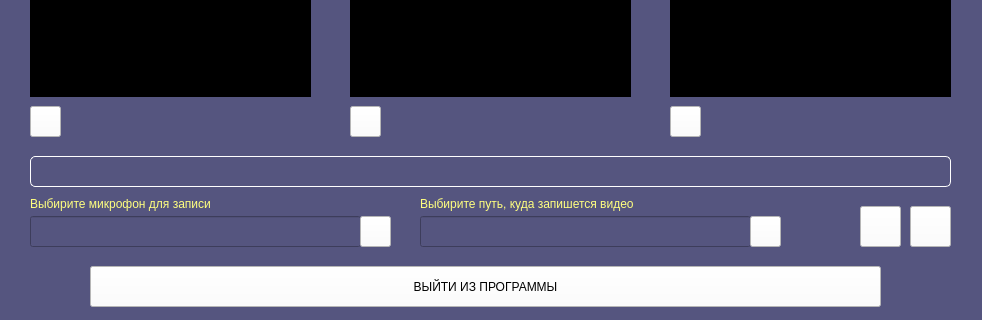
dimanchik79/ScoolCam, file GUI/main.ui: the form before one commit; both pictures show x 0 to 982 and y 544 to 864 of the 982 by 864 pixel window.
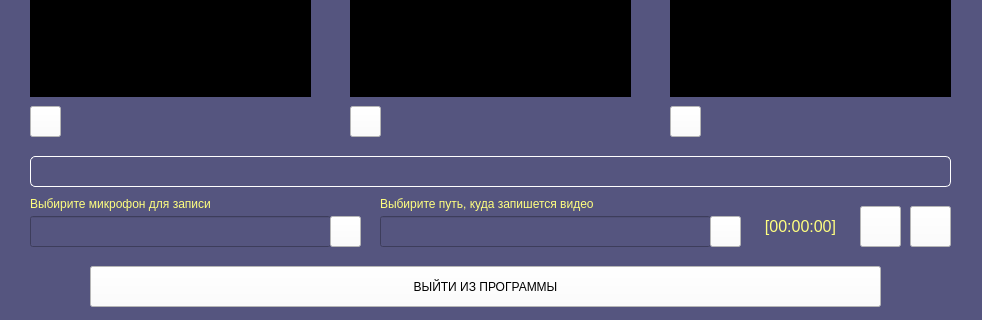
The form after the commit. Icons and pictures are not drawn.

Commit message: add sert_time

What changed in the file:
```diff
--- a/GUI/main.ui
+++ b/GUI/main.ui
@@ -51,7 +51,7 @@
      <rect>
       <x>30</x>
       <y>760</y>
-      <width>331</width>
+      <width>301</width>
       <height>31</height>
      </rect>
     </property>
@@ -62,7 +62,7 @@
    <widget class="QPushButton" name="mic_select">
     <property name="geometry">
      <rect>
-      <x>360</x>
+      <x>330</x>
       <y>760</y>
       <width>31</width>
       <height>31</height>
@@ -85,7 +85,7 @@
    <widget class="QLabel" name="label_2">
     <property name="geometry">
      <rect>
-      <x>420</x>
+      <x>380</x>
       <y>740</y>
       <width>321</width>
       <height>16</height>
@@ -104,7 +104,7 @@
     </property>
     <property name="geometry">
      <rect>
-      <x>420</x>
+      <x>380</x>
       <y>760</y>
       <width>331</width>
       <height>31</height>
@@ -117,7 +117,7 @@
    <widget class="QPushButton" name="path_select">
     <property name="geometry">
      <rect>
-      <x>750</x>
+      <x>710</x>
       <y>760</y>
       <width>31</width>
       <height>31</height>
@@ -713,6 +713,30 @@
       <normaloff>../IMG/edit.png</normaloff>../IMG/edit.png</iconset>
     </property>
    </widget>
+   <widget class="QLabel" name="time">
+    <property name="geometry">
+     <rect>
+      <x>750</x>
+      <y>750</y>
+      <width>101</width>
+      <height>41</height>
+     </rect>
+    </property>
+    <property name="font">
+     <font>
+      <pointsize>12</pointsize>
+     </font>
+    </property>
+    <property name="styleSheet">
+     <string notr="true">color: rgb(255, 255, 127)</string>
+    </property>
+    <property name="text">
+     <string>[00:00:00]</string>
+    </property>
+    <property name="alignment">
+     <set>Qt::AlignCenter</set>
+    </property>
+   </widget>
   </widget>
  </widget>
  <resources/>
```
The commit also changes 1 other file.
